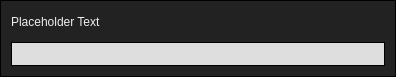
jahshaka/Studio, file src/ui/dialogs/progressdialog.ui: the form before one commit.
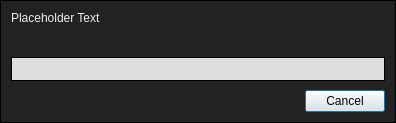
The form after the commit.

The edit to the form file:
```diff
--- a/src/ui/dialogs/progressdialog.ui
+++ b/src/ui/dialogs/progressdialog.ui
@@ -55,6 +55,16 @@
      </property>
     </widget>
    </item>
+   <item>
+    <widget class="QLabel" name="stageLabel">
+     <property name="text">
+      <string/>
+     </property>
+     <property name="styleSheet">
+      <string notr="true">color: #999999;</string>
+     </property>
+    </widget>
+   </item>
    <item>
     <widget class="QProgressBar" name="progressBar">
      <property name="value">
@@ -65,6 +75,30 @@
      </property>
     </widget>
    </item>
+   <item>
+    <layout class="QHBoxLayout" name="buttonRow">
+     <item>
+      <spacer name="buttonSpacer">
+       <property name="orientation">
+        <enum>Qt::Horizontal</enum>
+       </property>
+       <property name="sizeHint" stdset="0">
+        <size>
+         <width>0</width>
+         <height>0</height>
+        </size>
+       </property>
+      </spacer>
+     </item>
+     <item>
+      <widget class="QPushButton" name="cancelButton">
+       <property name="text">
+        <string>Cancel</string>
+       </property>
+      </widget>
+     </item>
+    </layout>
+   </item>
   </layout>
  </widget>
  <resources/>
```
